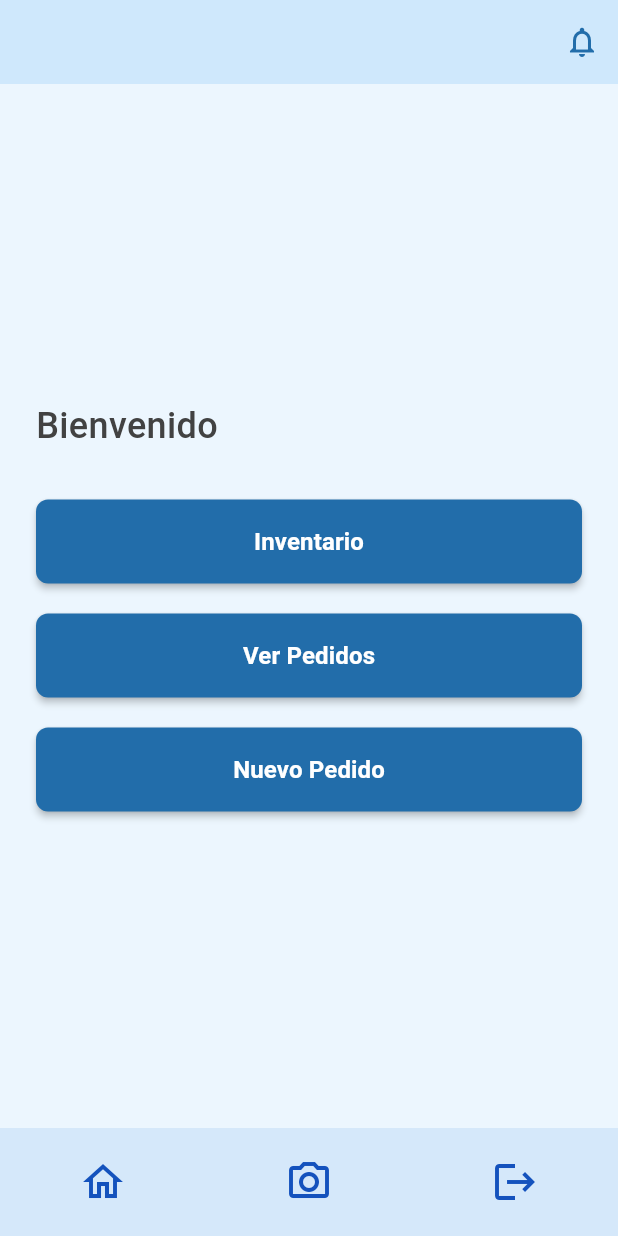
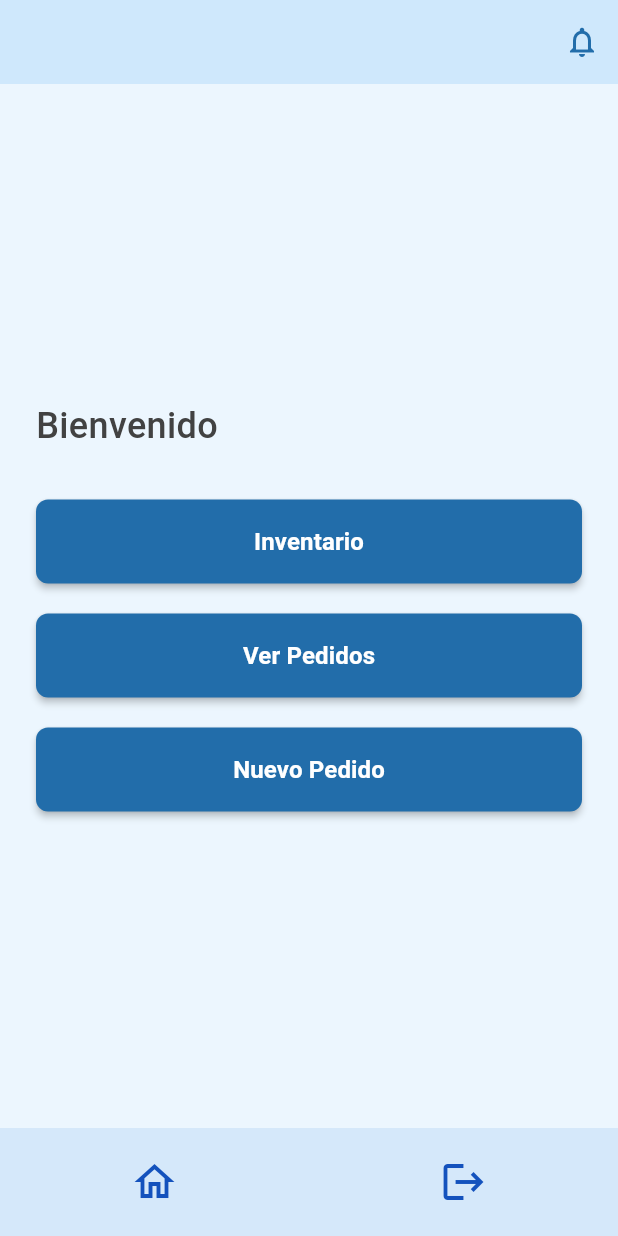
Before and after one commit to JOSE-hub-18/Uniformes_Brenda, a Flutter app: the screen it shows after launch, after a tap on the "home" icon, on a phone screen of 412 x 824 dp. Run offline on Flutter 3.47's test engine with Material 3 defaults, Android fonts, the phone set to English and light mode, and no system bars; our stand-ins replace flutter_blue_plus, permission_handler, sqflite; missing offline and left inert: mobile_scanner; accounts and stored records are empty.

Commit message:
nav bar actualizado

```diff
--- a/lib/presentation/screens/bottom_nav_bar.dart
+++ b/lib/presentation/screens/bottom_nav_bar.dart
@@ -18,11 +18,10 @@ class BottomNavBar extends StatelessWidget {
             children: [
               IconButton(
                 icon: const Icon(Icons.home_outlined, size: 32, color: Color(0xFF1452BD)),
-                onPressed: () {}
-              ),
-              IconButton(
-                icon: const Icon(Icons.camera_alt_outlined, size: 32, color: Color(0xFF1452BD)),
-                onPressed: () {}
+                onPressed: () {
+                  Navigator.of(context, rootNavigator: true)
+                    .pushNamedAndRemoveUntil('/home', (route) => false);
+                }
               ),
               IconButton(
                 icon: const Icon(Icons.logout, size: 32, color: Color(0xFF1452BD)),
```
